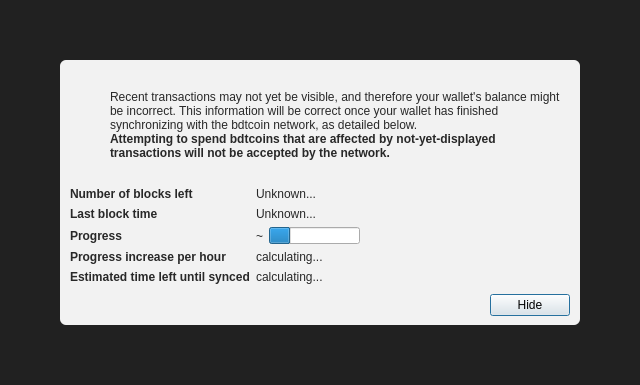
First picture: the form in src/qt/forms/modaloverlay.ui, repository bdtchain/bdtcoin, before the edit.
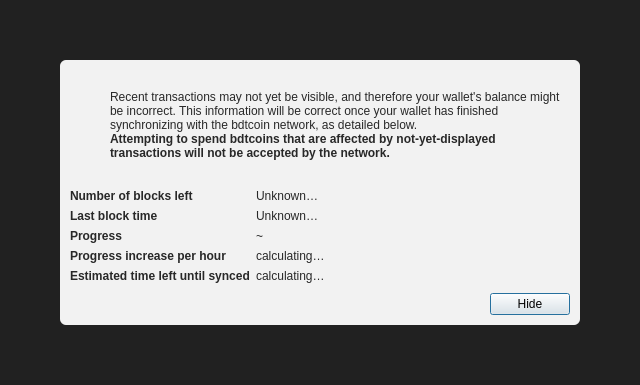
Second picture: the form after the edit. Icons and pictures are not drawn.

What changed in the file:
```diff
--- a/src/qt/forms/modaloverlay.ui
+++ b/src/qt/forms/modaloverlay.ui
@@ -219,7 +219,7 @@
            <item row="0" column="1">
             <widget class="QLabel" name="numberOfBlocksLeft">
              <property name="text">
-              <string>Unknown...</string>
+              <string>Unknown…</string>
              </property>
             </widget>
            </item>
@@ -245,7 +245,7 @@
               </sizepolicy>
              </property>
              <property name="text">
-              <string>Unknown...</string>
+              <string>Unknown…</string>
              </property>
             </widget>
            </item>
@@ -271,16 +271,6 @@
                </property>
               </widget>
              </item>
-             <item>
-              <widget class="QProgressBar" name="progressBar">
-               <property name="value">
-                <number>24</number>
-               </property>
-               <property name="format">
-                <string/>
-               </property>
-              </widget>
-             </item>
             </layout>
            </item>
            <item row="4" column="0">
@@ -299,7 +289,7 @@
            <item row="4" column="1">
             <widget class="QLabel" name="progressIncreasePerH">
              <property name="text">
-              <string>calculating...</string>
+              <string>calculating…</string>
              </property>
             </widget>
            </item>
@@ -319,7 +309,7 @@
            <item row="5" column="1">
             <widget class="QLabel" name="expectedTimeLeft">
              <property name="text">
-              <string>calculating...</string>
+              <string>calculating…</string>
              </property>
             </widget>
            </item>
```
